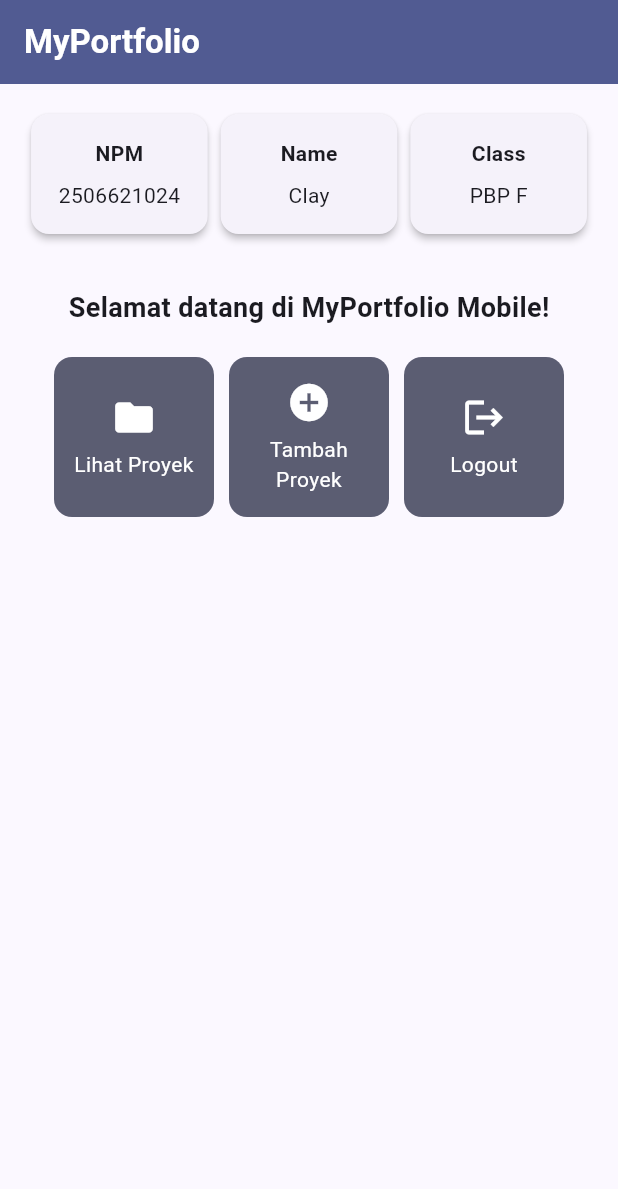
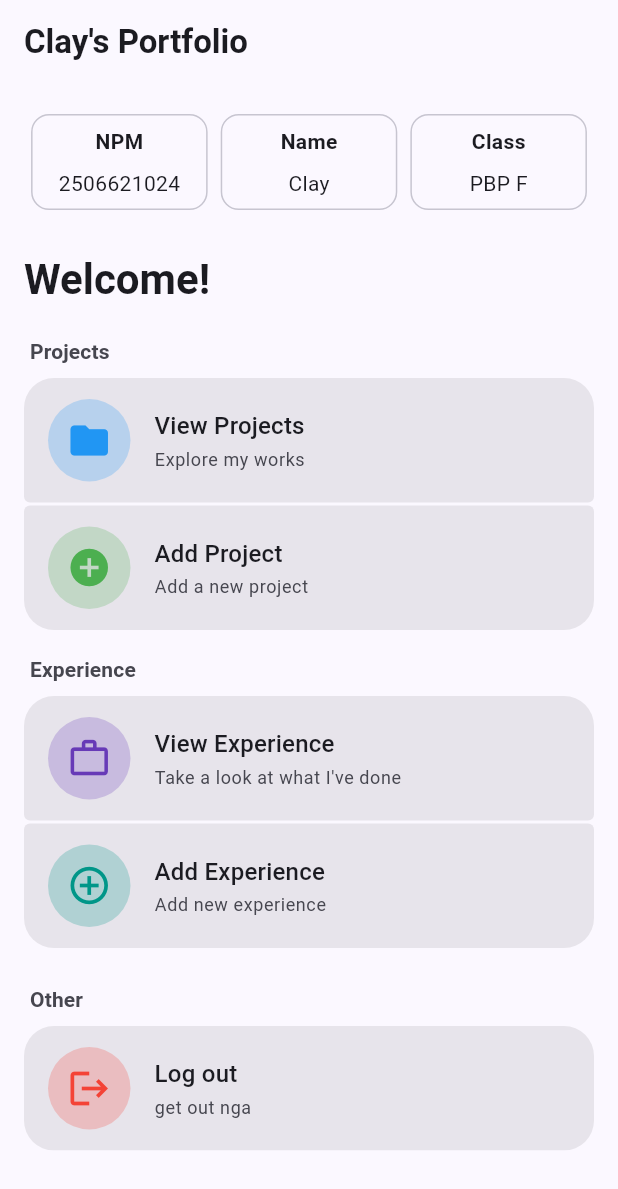
Before and after one commit to kingrdl17/myportofolio_mobile, a Flutter app: the screen it shows after launch, on a phone screen of 412 x 824 dp. Shown: the top 1189 px of the screen. Run offline on Flutter 3.47's test engine with Material 3 defaults, Android fonts, the phone set to English and light mode, and no system bars; drawn by our look-alikes of dynamic_color; our stand-ins replace google_fonts.

Commit message:
new font again

```diff
--- a/lib/main.dart
+++ b/lib/main.dart
@@ -1,5 +1,6 @@
 import 'package:dynamic_color/dynamic_color.dart';
 import 'package:flutter/material.dart';
+import 'package:google_fonts/google_fonts.dart';
 import 'package:myportofolio_mobile/menu.dart';
 
 void main() {
@@ -13,21 +14,36 @@ class MyApp extends StatelessWidget {
   Widget build(BuildContext context) {
     return DynamicColorBuilder(
       builder: (lightDynamic, darkDynamic) {
+        final lightScheme =
+            lightDynamic ?? ColorScheme.fromSeed(seedColor: Colors.indigo);
+        final darkScheme =
+            darkDynamic ??
+            ColorScheme.fromSeed(
+              seedColor: Colors.indigo,
+              brightness: Brightness.dark,
+            );
+        final lightBaseTheme = ThemeData(
+          colorScheme: lightScheme,
+          typography: Typography.material2021(colorScheme: lightScheme),
+          useMaterial3: true,
+        );
+        final darkBaseTheme = ThemeData(
+          colorScheme: darkScheme,
+          typography: Typography.material2021(colorScheme: darkScheme),
+          useMaterial3: true,
+        );
+
         return MaterialApp(
-          title: 'MyPortfolio',
-          theme: ThemeData(
-            colorScheme:
-                lightDynamic ?? ColorScheme.fromSeed(seedColor: Colors.indigo),
-            useMaterial3: true,
+          title: 'Clay\'s Portfolio',
+          theme: lightBaseTheme.copyWith(
+            textTheme: GoogleFonts.googleSansFlexTextTheme(
+              lightBaseTheme.textTheme,
+            ),
           ),
-          darkTheme: ThemeData(
-            colorScheme:
-                darkDynamic ??
-                ColorScheme.fromSeed(
-                  seedColor: Colors.indigo,
-                  brightness: Brightness.dark,
-                ),
-            useMaterial3: true,
+          darkTheme: darkBaseTheme.copyWith(
+            textTheme: GoogleFonts.googleSansFlexTextTheme(
+              lightBaseTheme.textTheme,
+            ),
           ),
           themeMode: ThemeMode.system,
           home: const MyHomePage(),
--- a/lib/menu.dart
+++ b/lib/menu.dart
@@ -1,32 +1,63 @@
 import 'package:flutter/material.dart';
+import 'package:flutter/services.dart';
 
+//list of contents
 class MyHomePage extends StatelessWidget {
   const MyHomePage({super.key});
 
   final String npm = '2506621024';
   final String nama = 'Clay';
   final String kelas = 'PBP F';
-  final List<ItemHomepage> items = const [
-    ItemHomepage('Lihat Proyek', Icons.folder),
-    ItemHomepage('Tambah Proyek', Icons.add_circle),
-    ItemHomepage('Logout', Icons.logout),
+  final List<ItemHomepage> projectItems = const [
+    ItemHomepage(
+      'View Projects',
+      Icons.folder,
+      color: Colors.blue,
+      subtitle: 'Explore my works',
+    ),
+    ItemHomepage(
+      'Add Project',
+      Icons.add_circle,
+      color: Colors.green,
+      subtitle: 'Add a new project',
+    ),
   ];
+  final List<ItemHomepage> experienceItems = const [
+    ItemHomepage(
+      'View Experience',
+      Icons.work_outline,
+      color: Colors.deepPurple,
+      subtitle: "Take a look at what I've done",
+    ),
+    ItemHomepage(
+      'Add Experience',
+      Icons.add_circle_outline,
+      color: Colors.teal,
+      subtitle: 'Add new experience',
+    ),
+  ];
+  final ItemHomepage logoutItem = const ItemHomepage(
+    'Log out',
+    Icons.logout,
+    color: Colors.red,
+    subtitle: 'get out nga',
+  );
 
   @override
   Widget build(BuildContext context) {
     return Scaffold(
       appBar: AppBar(
         title: const Text(
-          'MyPortfolio',
+          'Clay\'s Portfolio',
           style: TextStyle(fontWeight: FontWeight.bold),
         ),
-        backgroundColor: Theme.of(context).colorScheme.primary,
-        foregroundColor: Theme.of(context).colorScheme.onPrimary,
+        backgroundColor: Theme.of(context).colorScheme.surface,
+        foregroundColor: Theme.of(context).colorScheme.onSurface,
       ),
-      body: Padding(
+      body: SingleChildScrollView(
         padding: const EdgeInsets.all(16.0),
         child: Column(
-          crossAxisAlignment: CrossAxisAlignment.center,
+          crossAxisAlignment: CrossAxisAlignment.stretch,
           children: [
             Row(
               mainAxisAlignment: MainAxisAlignment.spaceEvenly,
@@ -36,34 +67,18 @@ class MyHomePage extends StatelessWidget {
                 InfoCard(title: 'Class', content: kelas),
               ],
             ),
-            const SizedBox(height: 16.0),
-            Center(
-              child: Column(
-                children: [
-                  const Padding(
-                    padding: EdgeInsets.only(top: 16.0),
-                    child: Text(
-                      'Selamat datang di MyPortfolio Mobile!',
-                      style: TextStyle(
-                        fontWeight: FontWeight.bold,
-                        fontSize: 18.0,
+            const SizedBox(height: 24),
+            Text(
+              'Welcome!',
+              style: Theme.of(context).textTheme.headlineMedium
+                  ?.copyWith(fontWeight: FontWeight.bold),
             ),
-                    ),
-                  ),
-                  GridView.count(
-                    primary: true,
-                    padding: const EdgeInsets.all(20),
-                    crossAxisSpacing: 10,
-                    mainAxisSpacing: 10,
-                    crossAxisCount: 3,
-                    shrinkWrap: true,
-                    children: items.map((ItemHomepage item) {
-                      return ItemCard(item);
-                    }).toList(),
-                  ),
-                ],
-              ),
-            ),
+            const SizedBox(height: 20),
+            PortfolioSection(title: 'Projects', items: projectItems),
+            const SizedBox(height: 16),
+            PortfolioSection(title: 'Experience', items: experienceItems),
+            const SizedBox(height: 24),
+            PortfolioSection(title: 'Other', items: [logoutItem]),
           ],
         ),
       ),
@@ -71,6 +86,7 @@ class MyHomePage extends StatelessWidget {
   }
 }
 
+//top card that says npm, name, class
 class InfoCard extends StatelessWidget {
   final String title;
   final String content;
@@ -79,16 +95,15 @@ class InfoCard extends StatelessWidget {
 
   @override
   Widget build(BuildContext context) {
-    return Card(
-      elevation: 2.0,
+    return Card.outlined(
       child: Container(
         width: MediaQuery.of(context).size.width / 3.5,
-        padding: const EdgeInsets.all(16.0),
+        padding: const EdgeInsets.all(8.0),
         child: Column(
           children: [
             Text(title, style: const TextStyle(fontWeight: FontWeight.bold)),
             const SizedBox(height: 8.0),
-            Text(content),
+            Text(content, maxLines: 1, overflow: TextOverflow.ellipsis),
           ],
         ),
       ),
@@ -99,50 +114,122 @@ class InfoCard extends StatelessWidget {
 class ItemHomepage {
   final String name;
   final IconData icon;
+  final Color? color;
+  final String subtitle;
 
-  const ItemHomepage(this.name, this.icon);
+  const ItemHomepage(this.name, this.icon, {this.color, this.subtitle = ''});
 }
 
-class ItemCard extends StatelessWidget {
+//sections containing cards
+class PortfolioSection extends StatelessWidget {
+  final String title;
+  final List<ItemHomepage> items;
+
+  const PortfolioSection({super.key, required this.title, required this.items});
+
+  @override
+  Widget build(BuildContext context) {
+    final textTheme = Theme.of(context).textTheme;
+
+    return Column(
+      crossAxisAlignment: CrossAxisAlignment.start,
+      children: [
+        Padding(
+          padding: const EdgeInsets.only(left: 4, bottom: 8),
+          child: Text(
+            title,
+            style: textTheme.titleSmall?.copyWith(
+              fontWeight: FontWeight.w600,
+              color: Theme.of(context).colorScheme.onSurfaceVariant,
+            ),
+          ),
+        ),
+        ClipRRect(
+          borderRadius: BorderRadius.circular(20), //outer card roundness
+          child: Column(
+            children: [
+              for (var index = 0; index < items.length; index++) ...[
+                PortfolioActionCard(item: items[index]),
+                if (index < items.length - 1)
+                  const SizedBox(height: 2), //space between cards
+              ],
+            ],
+          ),
+        ),
+      ],
+    );
+  }
+}
+
+//the cards
+class PortfolioActionCard extends StatelessWidget {
   final ItemHomepage item;
 
-  const ItemCard(this.item, {super.key});
+  const PortfolioActionCard({super.key, required this.item});
 
   @override
   Widget build(BuildContext context) {
     final colorScheme = Theme.of(context).colorScheme;
+    final accentColor = item.color ?? colorScheme.primary;
+    final cardBackground = Color.alphaBlend(
+      colorScheme.brightness == Brightness.dark
+          ? Colors.white.withValues(alpha: 0.12)
+          : Colors.black.withValues(alpha: 0.08),
+      colorScheme.surface,
+    );
 
     return Material(
-      color: colorScheme.secondary,
-      borderRadius: BorderRadius.circular(12),
+      color: cardBackground,
+      borderRadius: BorderRadius.circular(4), //inner card roundness
+      clipBehavior: Clip.antiAlias,
       child: InkWell(
-        onTap: () {
-          ScaffoldMessenger.of(context)
-            ..hideCurrentSnackBar()
-            ..showSnackBar(
-              SnackBar(
-                content: Text('Kamu telah menekan tombol ${item.name}!'),
+        onTapDown: (_) => HapticFeedback.selectionClick(),
+        onTapUp: (_) => HapticFeedback.lightImpact(),
+        onTap: () => _showItemFeedback(context, item),
+        child: Padding(
+          padding: const EdgeInsets.symmetric(horizontal: 16, vertical: 14),
+          child: Row(
+            children: [
+              Container(
+                width: 55,
+                height: 55,
+                decoration: BoxDecoration(
+                  color: accentColor.withValues(alpha: 0.24),
+                  shape: BoxShape.circle,
                 ),
-            );
-        },
-        child: Container(
-          padding: const EdgeInsets.all(8),
-          child: Center(
+                child: Icon(item.icon, color: accentColor, size: 30),
+              ),
+              const SizedBox(width: 16),
+              Expanded(
                 child: Column(
-              mainAxisAlignment: MainAxisAlignment.center,
+                  crossAxisAlignment: CrossAxisAlignment.start,
                   children: [
-                Icon(item.icon, color: colorScheme.onSecondary, size: 30.0),
-                const Padding(padding: EdgeInsets.all(3)),
                     Text(
                       item.name,
-                  textAlign: TextAlign.center,
-                  style: TextStyle(color: colorScheme.onSecondary),
+                      style: Theme.of(context).textTheme.titleMedium,
+                    ),
+                    const SizedBox(height: 2),
+                    Text(
+                      item.subtitle,
+                      maxLines: 1,
+                      overflow: TextOverflow.ellipsis,
+                      style: Theme.of(context).textTheme.bodySmall
+                          ?.copyWith(color: colorScheme.onSurfaceVariant),
                     ),
                   ],
                 ),
+              ),
+            ],
           ),
         ),
       ),
     );
   }
 }
+
+//snack bar
+void _showItemFeedback(BuildContext context, ItemHomepage item) {
+  ScaffoldMessenger.of(context)
+    ..hideCurrentSnackBar()
+    ..showSnackBar(SnackBar(content: Text('You have pressed ${item.name}!')));
+}
--- a/pubspec.yaml
+++ b/pubspec.yaml
@@ -35,6 +35,8 @@ dependencies:
   # Use with the CupertinoIcons class for iOS style icons.
   cupertino_icons: ^1.0.8
   dynamic_color: ^1.8.1
+  fluttertoast: ^10.0.2
+  google_fonts: ^8.1.0
 
 dev_dependencies:
   flutter_test:
```
Also changed, not shown: pubspec.lock, 2 other files. Lines whose indentation alone changed are shown as unchanged.
